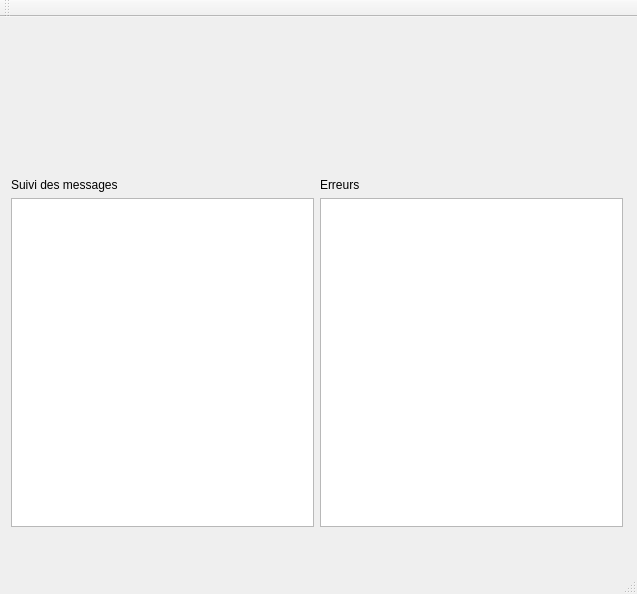
florian-pichery/SmartCity2021, file cihm.ui: the form before one commit.
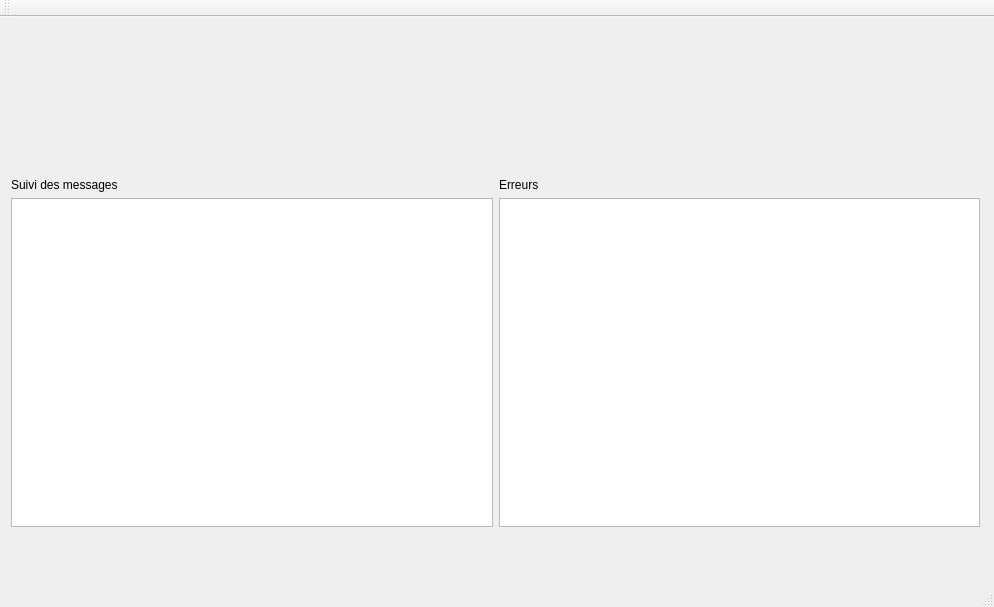
The form after the commit. Icons and pictures are not drawn.

Patch:
```diff
--- a/cihm.ui
+++ b/cihm.ui
@@ -6,8 +6,8 @@
    <rect>
     <x>0</x>
     <y>0</y>
-    <width>637</width>
-    <height>594</height>
+    <width>994</width>
+    <height>607</height>
    </rect>
   </property>
   <property name="windowTitle">
@@ -20,7 +20,7 @@
     </property>
     <property name="geometry">
      <rect>
-      <x>200</x>
+      <x>380</x>
       <y>0</y>
       <width>231</width>
       <height>151</height>
@@ -41,7 +41,7 @@
      <rect>
       <x>0</x>
       <y>150</y>
-      <width>634</width>
+      <width>991</width>
       <height>371</height>
      </rect>
     </property>
```
Left out of the diff: 4 changed lines with no effect on the pictures.
